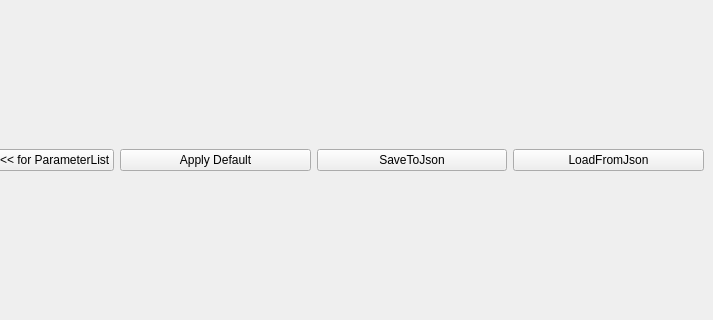
The window that Examples/AppParameterListBasicUsage/mainwindow.ui (g-gualeni/QtNoid2) describes before a commit, drawn with Qt 5; both pictures show x 87 to 800 and y 129 to 449 of the 800 by 600 pixel window.
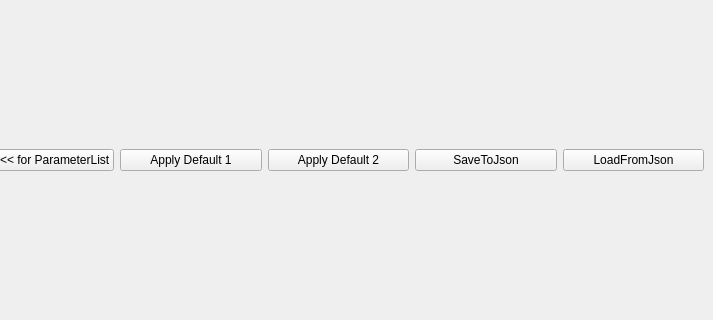
The same window after the commit.

```diff
--- a/Examples/AppParameterListBasicUsage/mainwindow.ui
+++ b/Examples/AppParameterListBasicUsage/mainwindow.ui
@@ -27,7 +27,14 @@
       <item>
        <widget class="QPushButton" name="cmdDefault">
         <property name="text">
-         <string>Apply Default</string>
+         <string>Apply Default 1</string>
+        </property>
+       </widget>
+      </item>
+      <item>
+       <widget class="QPushButton" name="cmdDefault02">
+        <property name="text">
+         <string>Apply Default 2</string>
         </property>
        </widget>
       </item>
```
Left out of the diff: 2 changed lines with no effect on the pictures.
